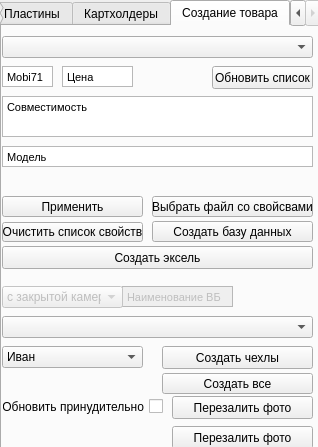
This is WB/MakePrint/ui/MakeBookPrintUi.ui in gora5624/Python as Qt 5 draws it before an edit. The edited form follows.
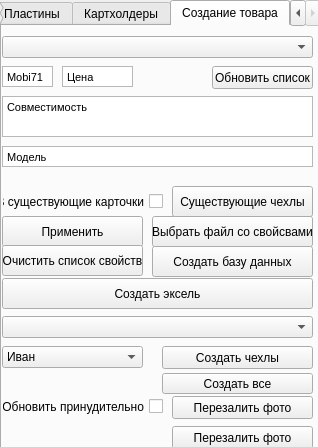
This is the edited form. The open tabs and pages were chosen to show the change.

What changed in the file:
```diff
--- a/WB/MakePrint/ui/MakeBookPrintUi.ui
+++ b/WB/MakePrint/ui/MakeBookPrintUi.ui
@@ -409,55 +409,6 @@
 &lt;p style=&quot; margin-top:0px; margin-bottom:0px; margin-left:0px; margin-right:0px; -qt-block-indent:0; text-indent:0px;&quot;&gt;Mobi711&lt;/p&gt;&lt;/body&gt;&lt;/html&gt;</string>
      </property>
     </widget>
-    <widget class="QTextEdit" name="textSiliconName">
-     <property name="enabled">
-      <bool>false</bool>
-     </property>
-     <property name="geometry">
-      <rect>
-       <x>120</x>
-       <y>260</y>
-       <width>111</width>
-       <height>21</height>
-      </rect>
-     </property>
-     <property name="verticalScrollBarPolicy">
-      <enum>Qt::ScrollBarAlwaysOff</enum>
-     </property>
-     <property name="sizeAdjustPolicy">
-      <enum>QAbstractScrollArea::AdjustToContents</enum>
-     </property>
-     <property name="html">
-      <string>&lt;!DOCTYPE HTML PUBLIC &quot;-//W3C//DTD HTML 4.0//EN&quot; &quot;http://www.w3.org/TR/REC-html40/strict.dtd&quot;&gt;
-&lt;html&gt;&lt;head&gt;&lt;meta name=&quot;qrichtext&quot; content=&quot;1&quot; /&gt;&lt;style type=&quot;text/css&quot;&gt;
-p, li { white-space: pre-wrap; }
-&lt;/style&gt;&lt;/head&gt;&lt;body style=&quot; font-family:'MS Shell Dlg 2'; font-size:8.25pt; font-weight:400; font-style:normal;&quot;&gt;
-&lt;p style=&quot; margin-top:0px; margin-bottom:0px; margin-left:0px; margin-right:0px; -qt-block-indent:0; text-indent:0px;&quot;&gt;Наименование ВБ&lt;/p&gt;&lt;/body&gt;&lt;/html&gt;</string>
-     </property>
-    </widget>
-    <widget class="QComboBox" name="CameraType">
-     <property name="enabled">
-      <bool>false</bool>
-     </property>
-     <property name="geometry">
-      <rect>
-       <x>0</x>
-       <y>260</y>
-       <width>121</width>
-       <height>22</height>
-      </rect>
-     </property>
-     <item>
-      <property name="text">
-       <string>с закрытой камерой</string>
-      </property>
-     </item>
-     <item>
-      <property name="text">
-       <string>с открытой камерой</string>
-      </property>
-     </item>
-    </widget>
     <widget class="QTextEdit" name="textSiliconCompability">
      <property name="geometry">
       <rect>
@@ -482,9 +433,9 @@
      <property name="geometry">
       <rect>
        <x>0</x>
-       <y>170</y>
+       <y>190</y>
        <width>141</width>
-       <height>21</height>
+       <height>31</height>
       </rect>
      </property>
      <property name="text">
@@ -495,9 +446,9 @@
      <property name="geometry">
       <rect>
        <x>0</x>
-       <y>220</y>
+       <y>252</y>
        <width>311</width>
-       <height>23</height>
+       <height>31</height>
       </rect>
      </property>
      <property name="text">
@@ -627,9 +578,9 @@
      <property name="geometry">
       <rect>
        <x>150</x>
-       <y>170</y>
+       <y>190</y>
        <width>161</width>
-       <height>21</height>
+       <height>31</height>
       </rect>
      </property>
      <property name="text">
@@ -640,9 +591,9 @@
      <property name="geometry">
       <rect>
        <x>0</x>
-       <y>196</y>
+       <y>219</y>
        <width>141</width>
-       <height>20</height>
+       <height>31</height>
       </rect>
      </property>
      <property name="text">
@@ -653,9 +604,9 @@
      <property name="geometry">
       <rect>
        <x>150</x>
-       <y>195</y>
+       <y>220</y>
        <width>161</width>
-       <height>21</height>
+       <height>31</height>
       </rect>
      </property>
      <property name="text">
@@ -688,6 +639,35 @@
       <string>Перезалить фото</string>
      </property>
     </widget>
+    <widget class="QPushButton" name="chooseExistsCardsBtn">
+     <property name="geometry">
+      <rect>
+       <x>170</x>
+       <y>160</y>
+       <width>141</width>
+       <height>31</height>
+      </rect>
+     </property>
+     <property name="text">
+      <string>Существующие чехлы</string>
+     </property>
+    </widget>
+    <widget class="QCheckBox" name="toExistsCardsChek">
+     <property name="geometry">
+      <rect>
+       <x>0</x>
+       <y>160</y>
+       <width>161</width>
+       <height>31</height>
+      </rect>
+     </property>
+     <property name="layoutDirection">
+      <enum>Qt::RightToLeft</enum>
+     </property>
+     <property name="text">
+      <string>В существующие карточки</string>
+     </property>
+    </widget>
    </widget>
   </widget>
  </widget>
```
Left out of the diff: 2 changed lines with no effect on the pictures.
